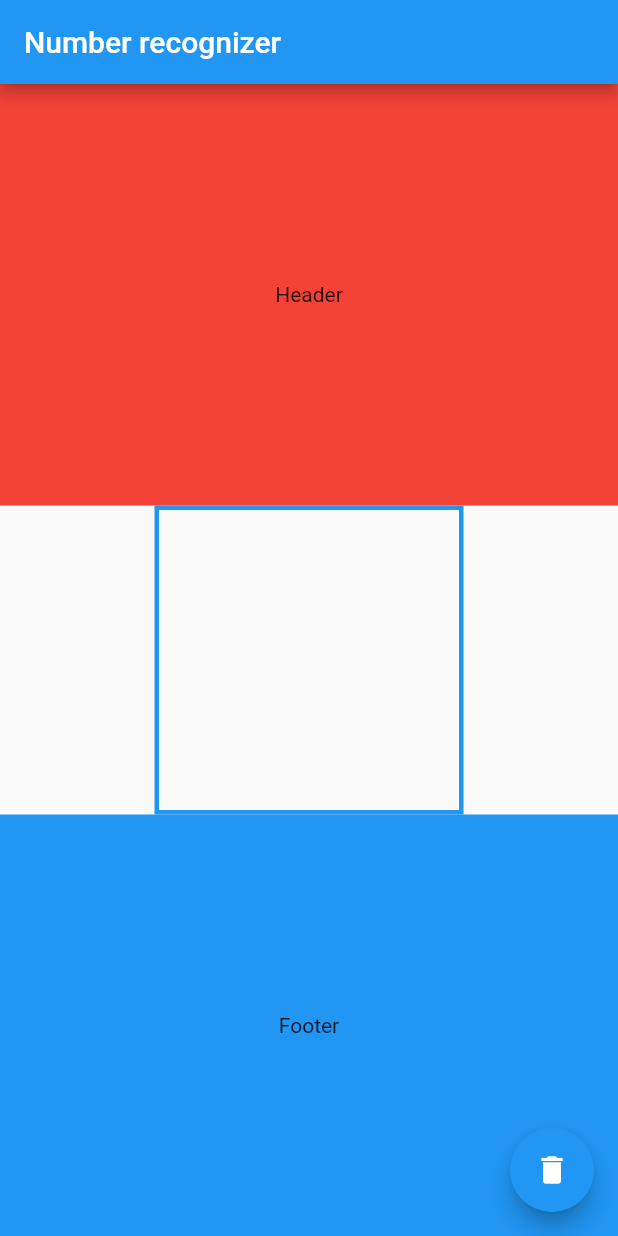
After one commit to ujas3279/Flutterapp, a Flutter app: the RecognizerScreen screen opened directly, on a phone screen of 412 x 824 dp. The commit adds this screen. Run offline on Flutter 3.47's test engine with Material 2 defaults, Android fonts, the phone set to English and light mode, and no system bars; our stand-ins replace fluttertoast; missing offline and left inert: carousel_widget, flutter_webview_plugin, tflite, torch.

Commit message:
practical 14

```diff
--- /dev/null
+++ b/lib/constants.dart
@@ -0,0 +1,24 @@
+import 'package:flutter/material.dart';
+
+const int kModelInputSize = 28;
+const double kCanvasInnerOffset = 40.0;
+const double kCanvasSize = 200.0;
+const double kStrokeWidth = 12.0;
+const Color kBlackBrushColor = Colors.black;
+const bool kIsAntiAlias = true;
+const Color kBrushBlack = Colors.black;
+const Color kBrushWhite = Colors.white;
+
+final Paint kDrawingPaint = Paint()
+  ..strokeCap = StrokeCap.square
+  ..isAntiAlias = kIsAntiAlias
+  ..color = kBrushBlack
+  ..strokeWidth = kStrokeWidth;
+
+final Paint kWhitePaint = Paint()
+  ..strokeCap = StrokeCap.square
+  ..isAntiAlias = kIsAntiAlias
+  ..color = kBrushWhite
+  ..strokeWidth = kStrokeWidth;
+
+final kBackgroundPaint = Paint()..color = kBrushBlack;
--- a/lib/drawer.dart
+++ b/lib/drawer.dart
@@ -8,7 +8,7 @@ import 'package:demo/practical6.dart';
 import 'package:demo/practical7.dart';
 import 'package:demo/practical8.dart';
 import 'package:demo/practical9.dart';
-import 'package:demo/practical10.dart';
+import 'package:demo/practical14.dart';
 class DrawerOnly extends StatelessWidget{
   @override
   Widget build(BuildContext context) {
@@ -74,10 +74,10 @@ class DrawerOnly extends StatelessWidget{
                            Navigator.push(context,new MaterialPageRoute(builder: (context)=>new Practical9()));
                          },
                          ),
-                          ListTile(title: Text('practical 10'),
+                          ListTile(title: Text('practical 14'),
                          onTap: (){
                            Navigator.pop(context);
-                           Navigator.push(context,new MaterialPageRoute(builder: (context)=>new Practical10()));
+                           Navigator.push(context,new MaterialPageRoute(builder: (context)=>new Practical14()));
                          },
                          )
                          ],
--- /dev/null
+++ b/lib/drawing_painter.dart
@@ -0,0 +1,19 @@
+import 'package:flutter/material.dart';
+import 'package:demo/constants.dart';
+
+class DrawingPainter extends CustomPainter {
+  DrawingPainter({this.offsetPoints});
+  List<Offset> offsetPoints;
+
+  @override
+  void paint(Canvas canvas, Size size) {
+    for (int i = 0; i < offsetPoints.length - 1; i++) {
+      if (offsetPoints[i] != null && offsetPoints[i + 1] != null) {
+        canvas.drawLine(offsetPoints[i], offsetPoints[i + 1], kDrawingPaint);
+      }
+    }
+  }
+
+  @override
+  bool shouldRepaint(DrawingPainter oldDelegate) => true;
+}
--- /dev/null
+++ b/lib/recognizer_screen.dart
@@ -0,0 +1,113 @@
+import 'package:flutter/material.dart';
+import 'package:demo/constants.dart';
+import 'package:demo/drawing_painter.dart';
+import 'package:demo/brain.dart';
+
+class RecognizerScreen extends StatefulWidget {
+  RecognizerScreen({Key key, this.title}) : super(key: key);
+
+  final String title;
+
+  @override
+  _RecognizerScreen createState() => _RecognizerScreen();
+}
+
+class _RecognizerScreen extends State<RecognizerScreen> {
+  List<Offset> points = List();
+  AppBrain brain = AppBrain();
+
+  void _cleanDrawing() {
+    setState(() {
+      points = List();
+    });
+  }
+
+  @override
+  void initState() {
+    super.initState();
+    brain.loadModel();
+  }
+
+  @override
+  Widget build(BuildContext context) {
+    return Scaffold(
+      appBar: AppBar(
+        title: Text(widget.title),
+      ),
+      body: Container(
+        child: Column(
+          mainAxisAlignment: MainAxisAlignment.center,
+          children: <Widget>[
+            Expanded(
+              flex: 1,
+              child: Container(
+                padding: EdgeInsets.all(16),
+                color: Colors.red,
+                alignment: Alignment.center,
+                child: Text('Header'),
+              ),
+            ),
+            Container(
+              decoration: new BoxDecoration(
+                border: new Border.all(
+                  width: 3.0,
+                  color: Colors.blue,
+                ),
+              ),
+              child: Builder(
+                builder: (BuildContext context) {
+                  return GestureDetector(
+                    onPanUpdate: (details) {
+                      setState(() {
+                        RenderBox renderBox = context.findRenderObject();
+                        points.add(
+                            renderBox.globalToLocal(details.globalPosition));
+                      });
+                    },
+                    onPanStart: (details) {
+                      setState(() {
+                        RenderBox renderBox = context.findRenderObject();
+                        points.add(
+                            renderBox.globalToLocal(details.globalPosition));
+                      });
+                    },
+                    onPanEnd: (details) async {
+                      points.add(null);
+                      List predictions = await brain.processCanvasPoints(points);
+                      print(predictions);
+                      setState(() {});
+                    },
+                    child: ClipRect(
+                      child: CustomPaint(
+                        size: Size(kCanvasSize, kCanvasSize),
+                        painter: DrawingPainter(
+                          offsetPoints: points,
+                        ),
+                      ),
+                    ),
+                  );
+                },
+              ),
+            ),
+            Expanded(
+              flex: 1,
+              child: Container(
+                padding: EdgeInsets.all(16),
+                color: Colors.blue,
+                alignment: Alignment.center,
+                child: Text('Footer'),
+              ),
+            ),
+          ],
+        ),
+      ),
+      floatingActionButton: FloatingActionButton(
+        onPressed: () {
+          _cleanDrawing();
+        },
+        tooltip: 'Clean',
+        child: Icon(Icons.delete),
+      ),
+    );
+  }
+}
--- a/pubspec.yaml
+++ b/pubspec.yaml
@@ -33,7 +33,9 @@ dependencies:
   firebase_core: ^0.4.0+8
   provider: ^3.0.0+1
   get_it: ^1.0.3+2
-
+  tflite: ^1.0.4
+  image: ^2.1.4
+  fl_chart: ^0.5.1
 dev_dependencies:
   flutter_test:
     sdk: flutter
@@ -56,6 +58,8 @@ flutter:
    - assets/images/2.jpg
    - assets/images/3.jpg
    - assets/images/4.jpg
+   - assets/converted_mnist_model.tflite
+   - assets/labels.txt
 
   # An image asset can refer to one or more resolution-specific "variants", see
   # https://flutter.dev/assets-and-images/#resolution-aware.
```
Also changed, not shown: assets/labels.txt (added, +10 -0 lines), lib/brain.dart (added, +108 -0 lines), lib/practical10.dart (deleted, +0 -33 lines), lib/practical14.dart (added, +19 -0 lines), pubspec.lock, 3 other files.
